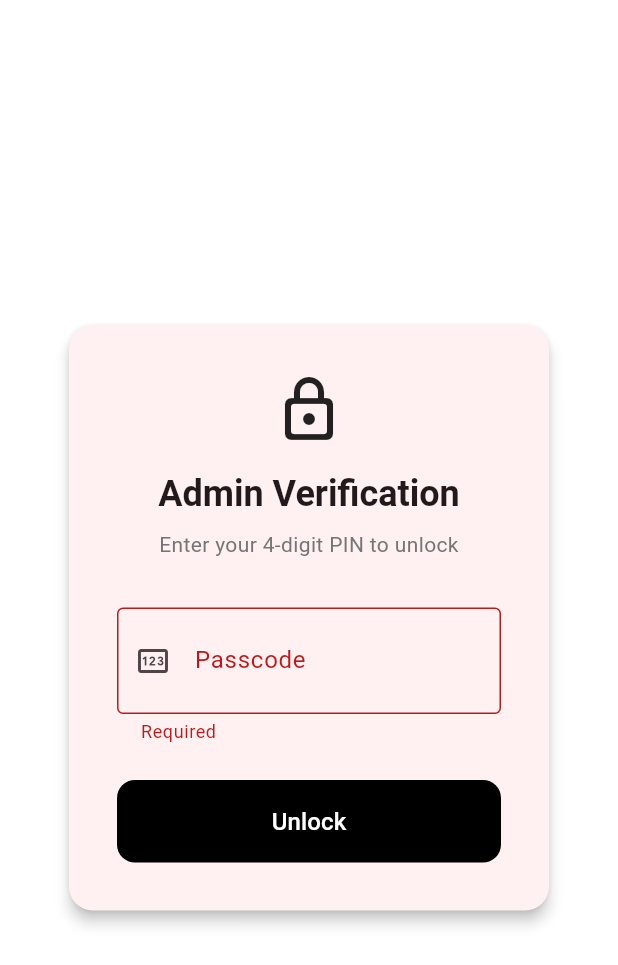
After one commit to t-rayan/woolies-scanner, a Flutter app: the LoginScreen screen opened by its route, after a tap on "Unlock", on a phone screen of 412 x 824 dp. The commit adds this screen. Shown: the top 965 px of the screen. Run offline on Flutter 3.47's test engine with Material 3 defaults, Android fonts, the phone set to English and light mode, and no system bars; our stand-ins replace flutter_dotenv, flutter_riverpod, go_router, image_picker, sqflite, supabase_flutter; accounts and stored records are empty; statements that could not run were skipped.

Commit message:
feat: implement passcode login and admin route guard

```diff
--- /dev/null
+++ b/lib/features/admin/login_screen.dart
@@ -0,0 +1,155 @@
+import 'package:flutter/material.dart';
+import 'package:flutter/services.dart';
+import 'package:go_router/go_router.dart';
+import '../../core/services/supabase_service.dart';
+
+class LoginScreen extends StatefulWidget {
+  const LoginScreen({super.key});
+
+  @override
+  State<LoginScreen> createState() => _LoginScreenState();
+}
+
+class _LoginScreenState extends State<LoginScreen> {
+  final _formKey = GlobalKey<FormState>();
+  final _passcodeController = TextEditingController();
+  bool _isLoading = false;
+
+  // 🔒 HIDE EMAIL HERE: Change this to the exact email you registered in Supabase
+  static const String _hiddenAdminEmail = 'admin@admin.com';
+
+  Future<void> _handlePasscodeLogin() async {
+    if (!_formKey.currentState!.validate()) return;
+
+    setState(() => _isLoading = true);
+
+    try {
+      // The user only sees the passcode field, but we send the hidden email in the background
+      final response =
+          await SupabaseService.instance.client.auth.signInWithPassword(
+        email: _hiddenAdminEmail,
+        password: _passcodeController.text
+            .trim(), // Your 4-digit passcode acts as the password
+      );
+
+      if (mounted && response.session != null) {
+        context.go('/admin');
+      }
+    } catch (_) {
+      _showError('Incorrect passcode. Access denied.');
+    } finally {
+      if (mounted) setState(() => _isLoading = false);
+    }
+  }
+
+  void _showError(String message) {
+    ScaffoldMessenger.of(context).showSnackBar(
+      SnackBar(
+        content: Text(message),
+        backgroundColor: Colors.redAccent,
+      ),
+    );
+  }
+
+  @override
+  void dispose() {
+    _passcodeController.dispose();
+    super.dispose();
+  }
+
+  @override
+  Widget build(BuildContext context) {
+    return Scaffold(
+      body: Center(
+        child: SingleChildScrollView(
+          child: Padding(
+            padding: const EdgeInsets.all(24.0),
+            child: Card(
+              elevation: 4,
+              shape: RoundedRectangleBorder(
+                  borderRadius: BorderRadius.circular(16)),
+              child: Container(
+                constraints: const BoxConstraints(maxWidth: 320),
+                padding: const EdgeInsets.all(32.0),
+                child: Form(
+                  key: _formKey,
+                  child: Column(
+                    mainAxisSize: MainAxisSize.min,
+                    crossAxisAlignment: CrossAxisAlignment.stretch,
+                    children: [
+                      const Icon(Icons.lock_outline_rounded,
+                          size: 48, color: Colors.black87),
+                      const SizedBox(height: 16),
+                      Text(
+                        'Admin Verification',
+                        style:
+                            Theme.of(context).textTheme.headlineSmall?.copyWith(
+                                  fontWeight: FontWeight.bold,
+                                ),
+                        textAlign: TextAlign.center,
+                      ),
+                      const SizedBox(height: 8),
+                      Text(
+                        'Enter your 4-digit PIN to unlock',
+                        style: Theme.of(context).textTheme.bodyMedium?.copyWith(
+                              color: Colors.grey[600],
+                            ),
+                        textAlign: TextAlign.center,
+                      ),
+                      const SizedBox(height: 32),
+                      TextFormField(
+                        controller: _passcodeController,
+                        decoration: const InputDecoration(
+                          labelText: 'Passcode',
+                          border: OutlineInputBorder(),
+                          prefixIcon: Icon(Icons.pin_outlined),
+                          counterText:
+                              '', // Hides character count text at bottom
+                        ),
+                        obscureText: true,
+                        textAlign: TextAlign.center,
+                        style: const TextStyle(fontSize: 26, letterSpacing: 12),
+                        keyboardType: TextInputType.number,
+                        maxLength: 4, // 🔑 Enforces exactly 4 digits maximum
+                        inputFormatters: [
+                          FilteringTextInputFormatter
+                              .digitsOnly, // Only opens number pad / allows digits
+                        ],
+                        validator: (value) {
+                          if (value == null || value.isEmpty) {
+                            return 'Required';
+                          }
+                          if (value.length < 4) {
+                            return 'Must be 4 digits';
+                          }
+                          return null;
+                        },
+                        onFieldSubmitted: (_) => _handlePasscodeLogin(),
+                      ),
+                      const SizedBox(height: 24),
+                      ElevatedButton(
+                        onPressed: _isLoading ? null : _handlePasscodeLogin,
+                        style: ElevatedButton.styleFrom(
+                          padding: const EdgeInsets.symmetric(vertical: 16),
+                        ),
+                        child: _isLoading
+                            ? const SizedBox(
+                                height: 20,
+                                width: 20,
+                                child: CircularProgressIndicator(
+                                    strokeWidth: 2, color: Colors.white),
+                              )
+                            : const Text('Unlock',
+                                style: TextStyle(fontSize: 16)),
+                      ),
+                    ],
+                  ),
+                ),
+              ),
+            ),
+          ),
+        ),
+      ),
+    );
+  }
+}
--- a/lib/main.dart
+++ b/lib/main.dart
@@ -4,6 +4,7 @@ import 'package:flutter_dotenv/flutter_dotenv.dart';
 import 'package:flutter_riverpod/flutter_riverpod.dart';
 import 'package:flutter_web_plugins/url_strategy.dart';
 import 'package:go_router/go_router.dart';
+import 'package:woolies_scanner/features/admin/login_screen.dart';
 
 import 'features/home/home_screen.dart';
 import 'features/admin/admin_screen.dart';
@@ -102,8 +103,23 @@ final _router = GoRouter(
       builder: (context, state) => const ScannerScreen(),
     ),
     GoRoute(
+      path: '/login',
+      builder: (context, state) => const LoginScreen(),
+    ),
+    GoRoute(
       path: '/admin',
       builder: (context, state) => const AdminScreen(),
+      redirect: (context, state) {
+        // Check if our custom service wrapper has an active user session
+        final isReady = SupabaseService.instance.isReady;
+        if (!isReady) return '/login';
+
+        final session = SupabaseService.instance.client.auth.currentSession;
+        if (session == null) {
+          return '/login'; // Kicks logged-out users to the login screen
+        }
+        return null; // Allows authenticated users through
+      },
     ),
     GoRoute(
       path: '/database',
```
Also changed, not shown: lib/core/services/supabase_service.dart (+52 -62 lines), lib/features/admin/admin_screen.dart (+25 -4 lines).
